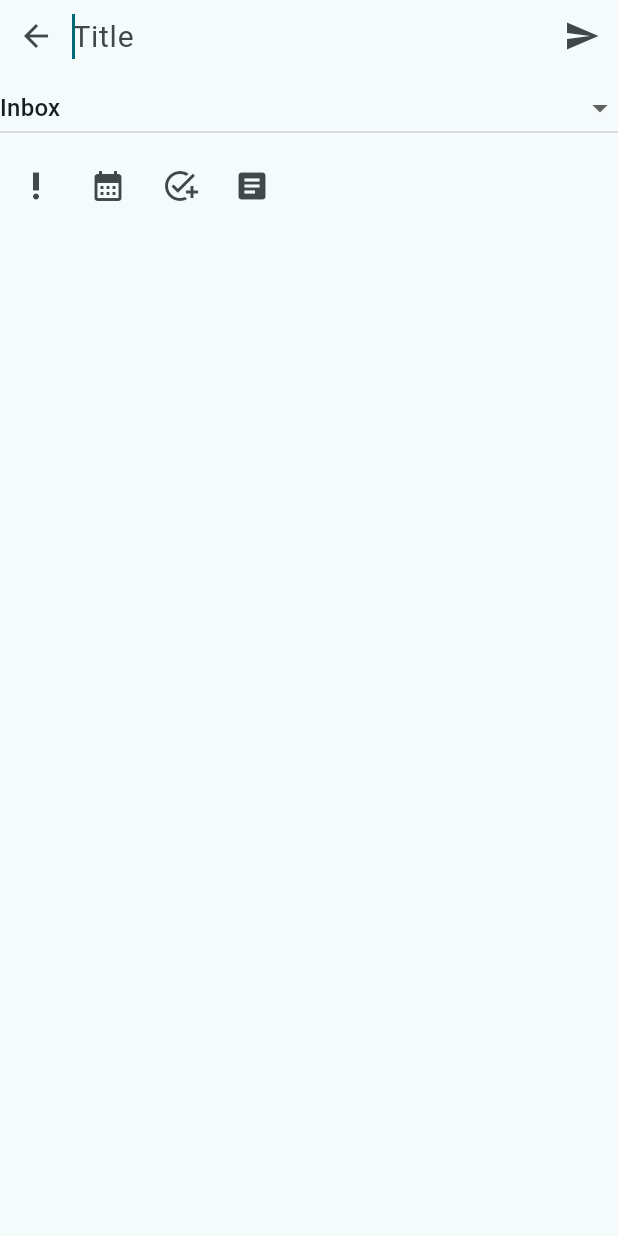
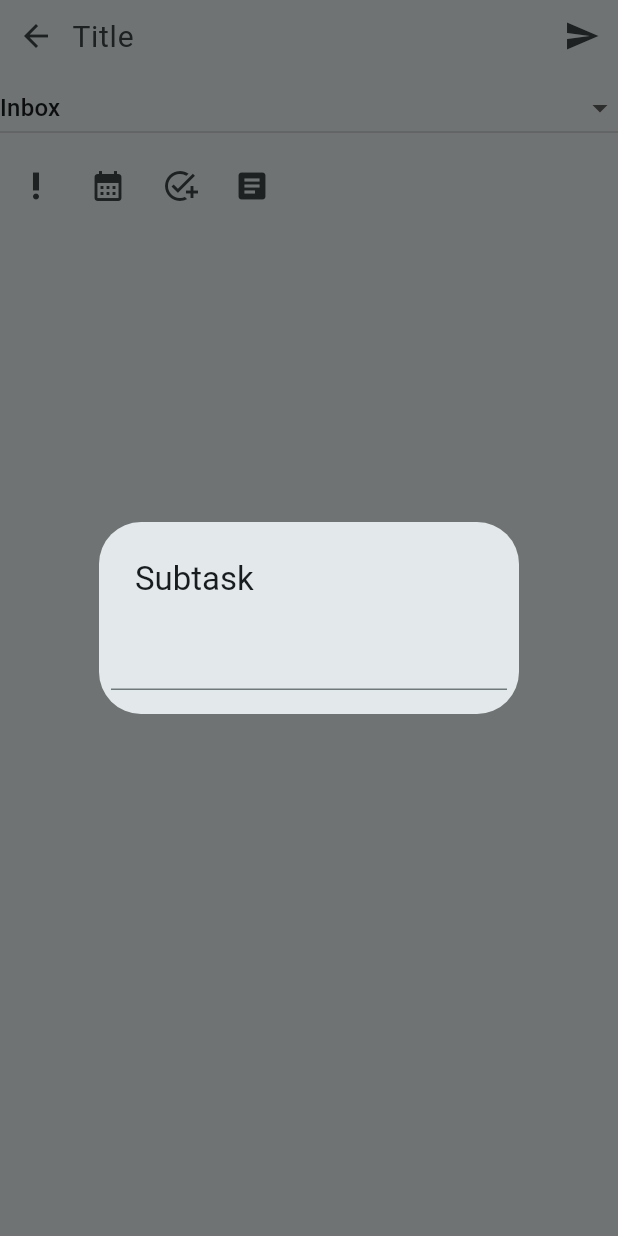
Before and after one commit to naatin777/todolist, a Flutter app: the AddNewTask widget shown alone on an empty page, opened directly, after a tap on the "add task" icon, on a phone screen of 412 x 824 dp. Run offline on Flutter 3.47's test engine with Material 2 defaults, Android fonts, the phone set to English and light mode, and no system bars; our stand-ins replace drift, flutter_riverpod, shared_preferences; accounts and stored records are empty; generated files the repository leaves out were written again.

Commit message:
Implement subtask with add_new_task

```diff
--- a/lib/components/todo/add_new_task.dart
+++ b/lib/components/todo/add_new_task.dart
@@ -134,7 +134,14 @@ class _AddNewTaskState extends ConsumerState<AddNewTask> {
               ),
               IconButton(
                 tooltip: "subtask",
-                onPressed: () {},
+                onPressed: () {
+                  showDialog(
+                    context: context,
+                    builder: (context) {
+                      return const SubTaskDialog();
+                    },
+                  );
+                },
                 icon: const Icon(Icons.add_task),
               ),
               IconButton(
@@ -181,6 +188,51 @@ class PriorityDialog extends ConsumerWidget {
   }
 }
 
+class SubTaskDialog extends ConsumerStatefulWidget {
+  const SubTaskDialog({super.key});
+
+  @override
+  ConsumerState<SubTaskDialog> createState() => _SubTaskDialogState();
+}
+
+class _SubTaskDialogState extends ConsumerState<SubTaskDialog> {
+  final _titleController = TextEditingController();
+
+  @override
+  void dispose() {
+    _titleController.dispose();
+    super.dispose();
+  }
+
+  @override
+  Widget build(BuildContext context) {
+    final subTask = ref.watch(addNewTaskProvider).subtask;
+    return SimpleDialog(
+      title: const Text("Subtask"),
+      contentPadding: const EdgeInsets.fromLTRB(8.0, 12.0, 8.0, 16.0),
+      children: [
+        TextField(
+          controller: _titleController,
+          onSubmitted: (value) {
+            ref.read(addNewTaskProvider).addSubtask(_titleController.text);
+            _titleController.clear();
+          },
+        ),
+        for (int i = 0; i < subTask.length; i++)
+          ListTile(
+            title: Text(subTask[i]),
+            trailing: IconButton(
+              onPressed: () {
+                ref.read(addNewTaskProvider).removeSubtask(i);
+              },
+              icon: const Icon(Icons.delete),
+            ),
+          ),
+      ],
+    );
+  }
+}
+
 extension on Priority {
   Color get color {
     switch (this) {
--- a/lib/data/db/daos/task_dao.dart
+++ b/lib/data/db/daos/task_dao.dart
@@ -17,11 +17,16 @@ class TasksDao extends DatabaseAccessor<AppDatabase> with _$TasksDaoMixin {
         .watch();
   }
 
+  Stream<List<Task>> watchTaskFromId(List<String> idList) {
+    return ((select(tasks))..where((tbl) => tbl.id.isNotIn(idList))).watch();
+  }
+
   Future<int> insertTask({
     required String list,
     required String title,
     required bool check,
     DateTime? deadline,
+    required String subtask,
   }) {
     return into(tasks).insert(
       TasksCompanion(
@@ -29,6 +34,7 @@ class TasksDao extends DatabaseAccessor<AppDatabase> with _$TasksDaoMixin {
         title: Value(title),
         check: Value(check),
         deadline: Value(deadline),
+        subtask: Value(subtask),
       ),
     );
   }
@@ -39,6 +45,7 @@ class TasksDao extends DatabaseAccessor<AppDatabase> with _$TasksDaoMixin {
     String? title,
     bool? check,
     DateTime? deadline,
+    String? subtask,
   }) {
     return (update(tasks)..where((tbl) => tbl.id.equals(task.id))).write(
       TasksCompanion(
@@ -46,6 +53,7 @@ class TasksDao extends DatabaseAccessor<AppDatabase> with _$TasksDaoMixin {
         title: Value(title ?? task.title),
         check: Value(check ?? task.check),
         deadline: Value(deadline ?? task.deadline),
+        subtask: Value(subtask ?? task.subtask),
       ),
     );
   }
--- a/lib/data/db/tables/task_table.dart
+++ b/lib/data/db/tables/task_table.dart
@@ -11,4 +11,6 @@ class Tasks extends Table {
   BoolColumn get check => boolean()();
 
   DateTimeColumn get deadline => dateTime().nullable()();
+
+  TextColumn get subtask => text()();
 }
--- a/lib/providers/add_new_task_provider.dart
+++ b/lib/providers/add_new_task_provider.dart
@@ -24,6 +24,10 @@ class AddNewTaskProvider extends ChangeNotifier {
   Priority get priority => _priority;
 
   DateTime? _dateTime;
+
+  final List<String> _subtask = [];
+
+  List<String> get subtask => _subtask;
 
   changeTitle(String title) {
     _title = title;
@@ -52,12 +56,23 @@ class AddNewTaskProvider extends ChangeNotifier {
     }
   }
 
+  addSubtask(String title) {
+    _subtask.add(title);
+    notifyListeners();
+  }
+
+  removeSubtask(int index) {
+    _subtask.removeAt(index);
+    notifyListeners();
+  }
+
   addNewTask() {
     _appDatabase.tasksDao.insertTask(
       list: _list.id,
       title: _title,
       check: false,
       deadline: _dateTime,
+      subtask: _subtask.reduce((value, element) => "$element,$value"),
     );
   }
 }
```
Also changed, not shown: lib/data/db/app_database.g.dart.
